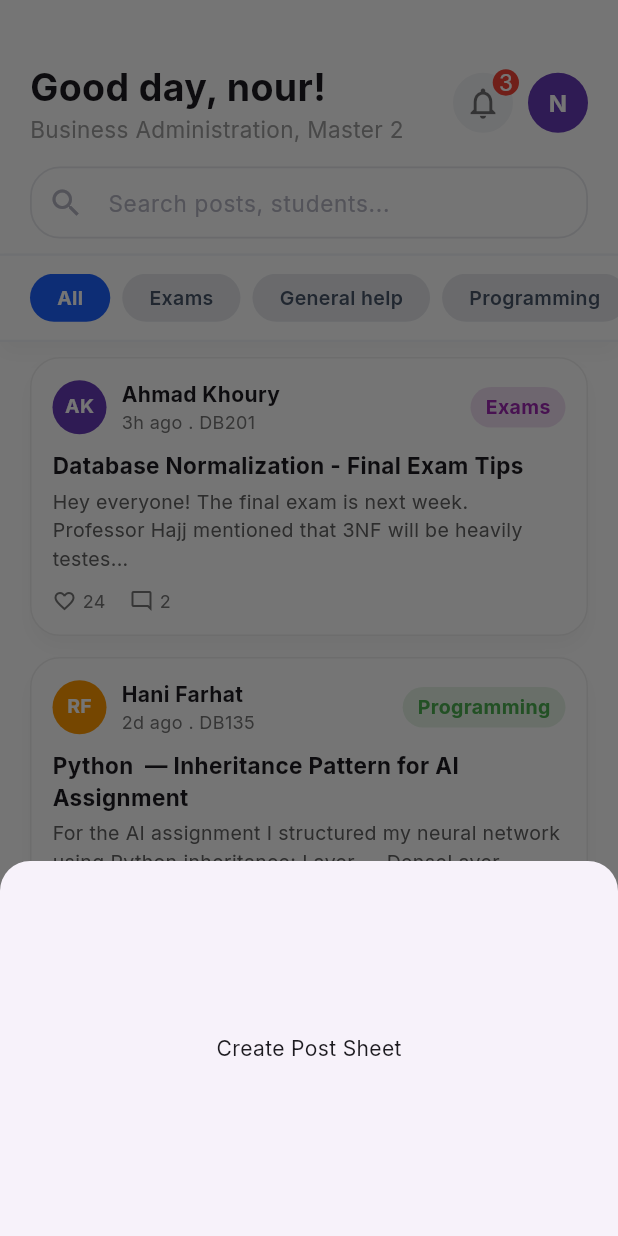
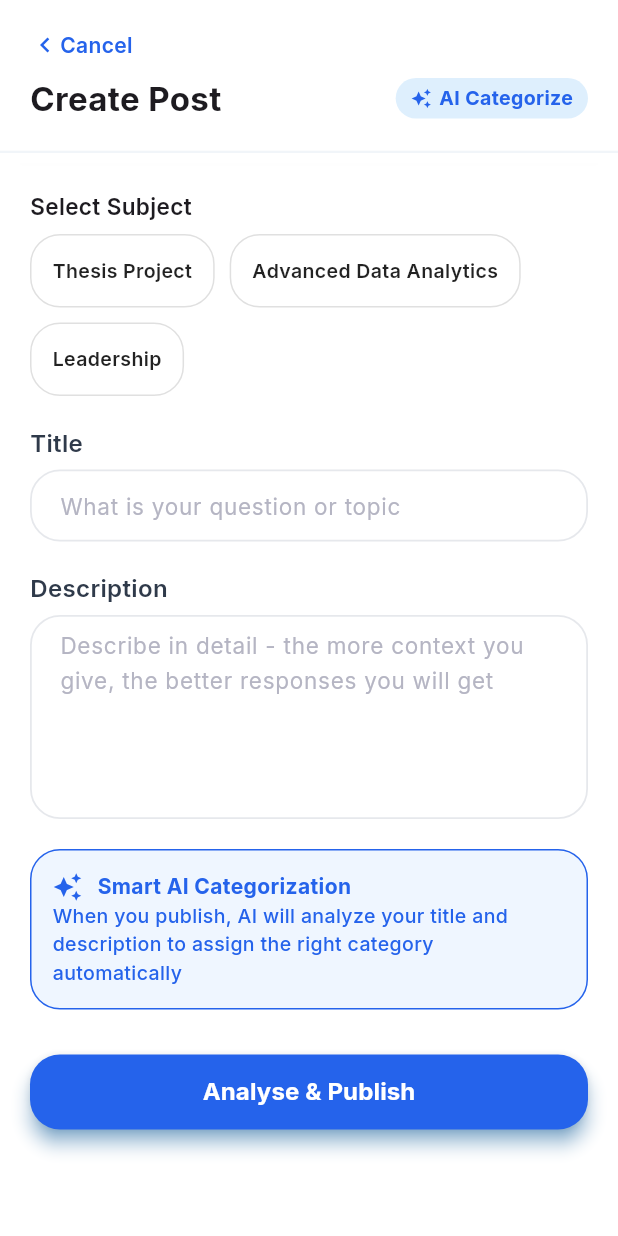
Before and after one commit to NourAlHoudaRifaieh/Uni_Connect, a Flutter app: the MainLayoutScreen screen opened by its route, item 3 of the bottom bar chosen, on a phone screen of 412 x 824 dp. Run offline on Flutter 3.47's test engine with Material 3 defaults, Android fonts, the light colour scheme and no system bars; our stand-ins replace cloud_firestore, firebase_auth, firebase_core, go_router, google_fonts, lottie and 1 more; accounts and stored records are empty.

Commit message:
created post screen

```diff
--- a/lib/core/widgets/custom_elevated_button.dart
+++ b/lib/core/widgets/custom_elevated_button.dart
@@ -38,6 +38,7 @@ class CustomElevatedButton extends StatelessWidget{
         ? ElevatedButton(
           onPressed: isLoading ? null : onPressed,
           style: ElevatedButton.styleFrom(
+
             backgroundColor: backgroundColor,
             elevation:5,
             shadowColor: Colors.blue,
--- a/lib/core/widgets/custom_form_field.dart
+++ b/lib/core/widgets/custom_form_field.dart
@@ -1,3 +1,5 @@
+import 'dart:math';
+
 import 'package:flutter/material.dart';
 import 'package:flutter/services.dart';
 import 'package:google_fonts/google_fonts.dart';
@@ -12,6 +14,7 @@ class CustomFormField extends StatelessWidget {
   final TextInputType keyboardType;
   final String? Function(String?)? validator;
   final Widget? prefixIcon;
+  final int? maxLines;
 
   const CustomFormField({
     super.key,
@@ -23,6 +26,8 @@ class CustomFormField extends StatelessWidget {
     this.keyboardType = TextInputType.text,
     this.validator,
     this.prefixIcon,
+    this.maxLines,
+
   });
 
   @override
@@ -46,6 +51,7 @@ class CustomFormField extends StatelessWidget {
           obscureText: obscureText,
           keyboardType: keyboardType,
           validator: validator,
+          maxLines: maxLines,
           style: GoogleFonts.inter(
             fontSize:16,
             color: Color(0xFF2F3A4A),
--- a/lib/core/widgets/main_layout_screen.dart
+++ b/lib/core/widgets/main_layout_screen.dart
@@ -7,6 +7,8 @@ import 'package:uni_connect/features/feed/presentation/home_screen.dart';
 import 'package:google_fonts/google_fonts.dart';
 import 'package:uni_connect/features/feed/presentation/search_screen.dart';
 import 'package:uni_connect/features/feed/presentation/subject_screen.dart';
+
+import '../../features/feed/presentation/create_post_screen.dart';
 
 class MainLayoutScreen extends StatefulWidget{
   const MainLayoutScreen({super.key});
@@ -62,23 +64,31 @@ class _MainLayoutScreenState extends State <MainLayoutScreen>{
     // ),
   ];
   //action when pressing the add button
+  // void _handleCreatePost(){
+  //   showModalBottomSheet(
+  //       context: context,
+  //       isScrollControlled: true,
+  //       shape: RoundedRectangleBorder(
+  //         borderRadius: BorderRadius.vertical(
+  //           top: Radius.circular(20),
+  //         ),
+  //       ),
+  //       builder: (context) =>
+  //         Container(
+  //           padding: EdgeInsets.all(20),
+  //           height: 250,
+  //           child: Center(
+  //             child: Text('Create Post Sheet'),
+  //           ),
+  //         ),
+  //   );
+  // }
+
   void _handleCreatePost(){
-    showModalBottomSheet(
-        context: context,
-        isScrollControlled: true,
-        shape: RoundedRectangleBorder(
-          borderRadius: BorderRadius.vertical(
-            top: Radius.circular(20),
-          ),
-        ),
-        builder: (context) =>
-          Container(
-            padding: EdgeInsets.all(20),
-            height: 250,
-            child: Center(
-              child: Text('Create Post Sheet'),
-            ),
-          ),
+    // context.push('/create-post');
+    Navigator.push(
+      context,
+      MaterialPageRoute(builder: (context) => CreatePostScreen()),
     );
   }
 
--- /dev/null
+++ b/lib/features/feed/presentation/create_post_screen.dart
@@ -0,0 +1,221 @@
+import 'package:flutter/material.dart';
+import 'package:google_fonts/google_fonts.dart';
+import 'package:uni_connect/core/widgets/custom_elevated_button.dart';
+import 'package:uni_connect/core/widgets/custom_form_field.dart';
+
+class CreatePostScreen extends StatefulWidget {
+  CreatePostScreen({Key? key}) : super(key: key);
+
+  @override
+  _CreatePostScreenState createState() {
+    return _CreatePostScreenState();
+  }
+}
+
+class _CreatePostScreenState extends State<CreatePostScreen> {
+
+  TextEditingController _titleController = TextEditingController();
+  TextEditingController _descriptionController = TextEditingController();
+
+  List <String> subjects = ['Thesis Project','Advanced Data Analytics', 'Leadership'];
+  String? selectedSubject;
+
+  List<String> categories = ['Exams', 'Assignments', 'Programming', 'Math', 'General Help'];
+  String selectedCategory = 'General Help';
+
+  @override
+  void initState() {
+    super.initState();
+  }
+
+  @override
+  void dispose() {
+    super.dispose();
+  }
+
+  @override
+  Widget build(BuildContext context) {
+    // TODO: implement build
+    return Scaffold(
+      backgroundColor: Colors.white,
+      body:SafeArea(
+          child: Column(
+            crossAxisAlignment: CrossAxisAlignment.start,
+            children: [
+              Padding(
+                padding: EdgeInsets.all(20),
+                child: Column(
+                  children: [
+                    GestureDetector(
+                      onTap: (){
+                        Navigator.pop(context);
+                      },
+                      child: Row(
+                        children: [
+                          Icon(Icons.chevron_left, color: Color(0xFF2563EB), size:20),
+                          Text('Cancel', style: GoogleFonts.inter(color: Color(0xFF2563EB), fontWeight: FontWeight.w600)),
+                        ],
+                      ),
+                    ),
+                    SizedBox(height:10),
+                    Row(
+                      mainAxisAlignment: MainAxisAlignment.spaceBetween,
+                      children: [
+                        Text('Create Post',
+                            style: GoogleFonts.inter(fontSize: 22, fontWeight:  FontWeight.bold)
+                        ),
+                        Container(
+                          padding: const EdgeInsets.symmetric(horizontal:10, vertical:4),
+                          decoration: BoxDecoration(
+                            color: Colors.blue.withOpacity(0.15),
+                            borderRadius: BorderRadius.circular(20),
+                          ),
+                          child: Row(
+                            children: [
+                              Icon(Icons.auto_awesome, size:14, color:Color(0xFF2563EB)),
+                              SizedBox(width:5),
+                              Text(
+                                'AI Categorize',
+                                style: GoogleFonts.inter(
+                                  color: Color(0xFF2563EB),
+                                  fontWeight: FontWeight.bold,
+                                  fontSize:13,
+                                ),
+                              ),
+                            ],
+                          ),
+                        ),
+                      ],
+                    ),
+                  ],
+                ),
+              ),
+              Container(
+                height: 1,
+                width: double.infinity,
+                decoration: BoxDecoration(
+                  border: Border(
+                    bottom: BorderSide(
+                      color: Color(0xFFF1F5F9),
+                      width:1.5,
+                    ),
+                  ),
+                  color: Colors.white,
+                  boxShadow: [
+                    BoxShadow(
+                      color: Colors.black.withOpacity(0.03),
+                      blurRadius: 10,
+                      offset:Offset(0,8),
+                    ),
+                  ],
+                ),
+              ),
+              SizedBox(height:15),
+              Expanded(
+                  child: SingleChildScrollView(
+                    padding: EdgeInsets.symmetric(horizontal:20, vertical:10),
+                    child: Column(
+                      crossAxisAlignment: CrossAxisAlignment.start,
+                      children: [
+                        Text('Select Subject', style: GoogleFonts.inter(fontWeight:FontWeight.w600, fontSize:15)),
+                        SizedBox(height:8),
+                        Wrap(
+                          spacing: 10,
+                          runSpacing: 10,
+                          children: subjects.map((s){
+                            bool isSelected = s == selectedSubject;
+                            return GestureDetector(
+                              onTap: (){
+                                setState(() {
+                                  selectedSubject = s;
+                                });
+                              },
+                              child: Container(
+                                padding: EdgeInsets.symmetric(horizontal:14, vertical:14),
+                                decoration: BoxDecoration(
+                                  color: isSelected ? Color(0xFFEFF6FF) : Colors.white,
+                                  borderRadius: BorderRadius.circular(20),
+                                  border: Border.all(
+                                    color: isSelected ? Color(0xFF2563EB) : Colors.grey.shade300,
+                                  ),
+                                ),
+                                child: Text(
+                                  s,
+                                  style: GoogleFonts.inter(
+                                    fontSize: 13,
+                                    fontWeight:FontWeight.w600,
+                                    color: isSelected ? Color(0xFF2563EB) : Colors.black87,
+                                  ),
+                                ),
+                              ),
+                            );
+                          }).toList(),
+                        ),
+                        SizedBox(height:20),
+                        CustomFormField(
+                            label:'Title',
+                            hint: 'What is your question or topic',
+                            controller: _titleController,
+                        ),
+                        SizedBox(height:20),
+                        CustomFormField(
+                            label: 'Description',
+                            maxLines: 5,
+                            hint: 'Describe in detail - the more context you give, the better responses you will get',
+                            controller: _descriptionController,
+                        ),
+                        SizedBox(height:20),
+                        Container(
+                          width: double.infinity,
+                          padding: const EdgeInsets.all(14),
+                          decoration: BoxDecoration(
+                            color:  Color(0xFFEFF6FF),
+                            borderRadius: BorderRadius.circular(20),
+                            border: Border.all(
+                              color: Color(0xFF2563EB),
+                              width:1,
+                            ),
+                          ),
+                          child: Column(
+                            crossAxisAlignment: CrossAxisAlignment.start,
+                            children: [
+                              Row(
+                                children: [
+                                  Icon(Icons.auto_awesome, color: Color(0xFF2563EB),size:20),
+                                  SizedBox(width:10),
+                                  Text(
+                                    'Smart AI Categorization',
+                                    style: GoogleFonts.inter(
+                                      color: Color(0xFF2563EB),
+                                      fontWeight: FontWeight.bold,
+                                      fontSize: 14,
+                                    ),
+                                  ),
+                                ],
+                              ),
+                              Text(
+                                'When you publish, AI will analyze your title and description to assign the right category automatically',
+                                style: GoogleFonts.inter(
+                                  color: Color(0xFF2563EB),
+                                  fontSize: 13,
+                                  fontWeight: FontWeight.w500,
+                                ),
+                              ),
+                            ],
+                          ),
+                        ),
+                        SizedBox(height:30),
+                        CustomElevatedButton(
+                            text: 'Analyse & Publish',
+                            onPressed: (){}
+                        ),
+                      ],
+                    ),
+                  ),
+              ),
+            ],
+          ),
+      ),
+    );
+  }
+}
```
